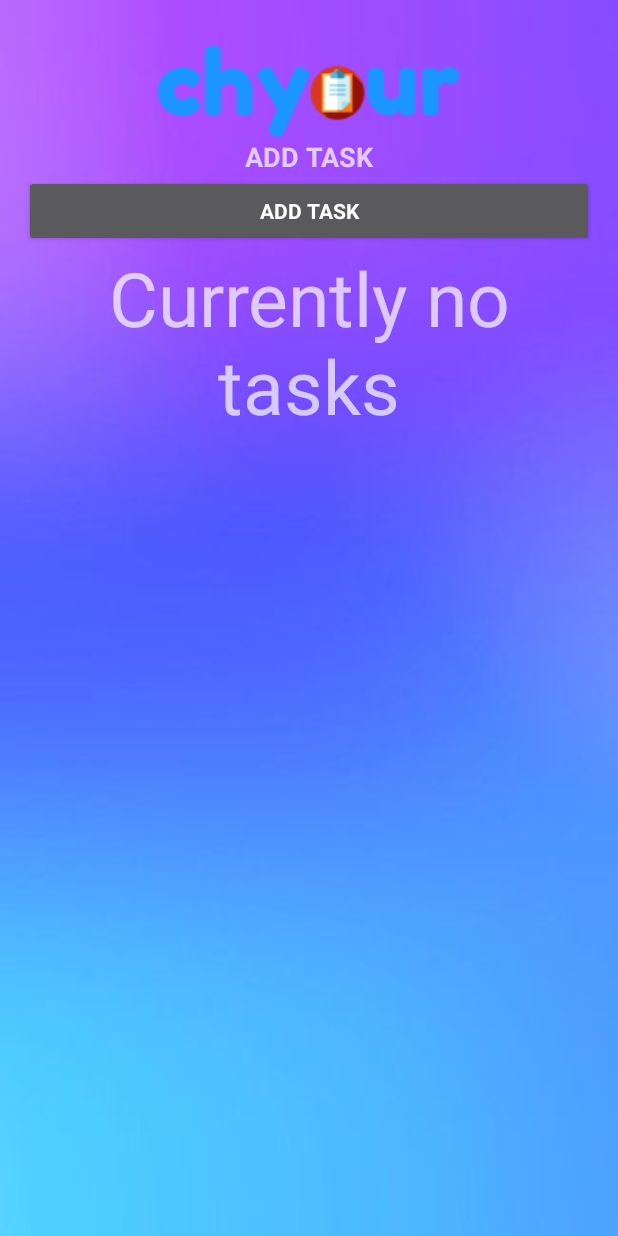
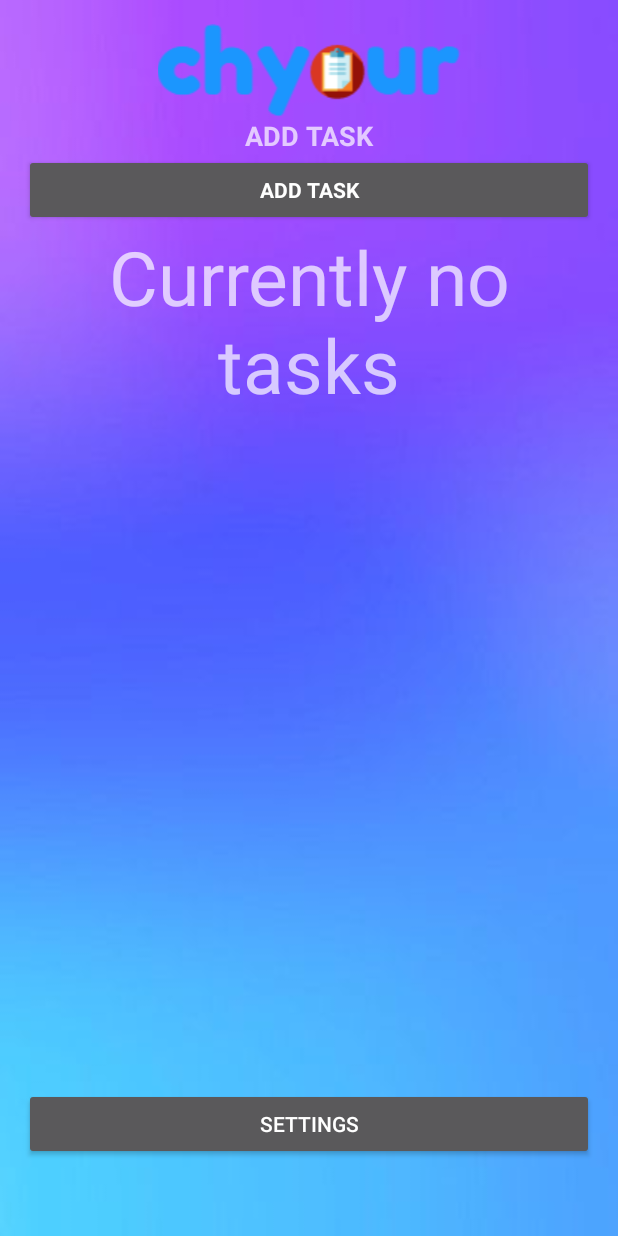
Before and after one commit to AakankshaRaika/chYOUR, an Android app: the tasks screen opened directly, with no data from a screen before it, on a phone screen of 412 x 824 dp. Run offline under Robolectric (Android 15) with nearby library versions, the phone set to English and light mode, and no system bars.

Commit message:
Settings pages, cleaned up GUI.

```diff
--- /dev/null
+++ b/chYOUR/app/src/debug/AndroidManifest.xml
@@ -0,0 +1,6 @@
+<manifest xmlns:android="http://schemas.android.com/apk/res/android">
+
+    <application>
+        <activity android:name="chyourgui.settings"></activity>
+    </application>
+</manifest>
--- /dev/null
+++ b/chYOUR/app/src/debug/res/values-w820dp/dimens.xml
@@ -0,0 +1,6 @@
+<resources>
+    <!-- Example customization of dimensions originally defined in res/values/dimens.xml
+         (such as screen margins) for screens with more than 820dp of available width. This
+         would include 7" and 10" devices in landscape (~960dp and ~1280dp respectively). -->
+    <dimen name="activity_horizontal_margin">64dp</dimen>
+</resources>
--- /dev/null
+++ b/chYOUR/app/src/debug/res/values/dimens.xml
@@ -0,0 +1,5 @@
+<resources>
+    <!-- Default screen margins, per the Android Design guidelines. -->
+    <dimen name="activity_horizontal_margin">16dp</dimen>
+    <dimen name="activity_vertical_margin">16dp</dimen>
+</resources>
--- /dev/null
+++ b/chYOUR/app/src/debug/res/values/strings.xml
@@ -0,0 +1 @@
+<resources></resources>
--- a/chYOUR/app/src/main/java/chyourgui/tasks.java
+++ b/chYOUR/app/src/main/java/chyourgui/tasks.java
@@ -11,6 +11,7 @@ import android.widget.TextView;
 
 import com.chyour.R;
 import com.chyour.addTasks;
+import com.chyour.settings;
 
 import java.util.HashMap;
 import java.util.List;
@@ -21,6 +22,7 @@ public class tasks extends AppCompatActivity implements View.OnClickListener {
     public static Map<Integer, List<String>> taskMap = new HashMap<>();
     public static int currentId;
     Button bAddTask;
+    Button bSettings;
 
     @Override
     protected void onCreate(Bundle savedInstanceState) {
@@ -28,13 +30,14 @@ public class tasks extends AppCompatActivity implements View.OnClickListener {
         setContentView(R.layout.activity_tasks);
 
         LinearLayout layout = (LinearLayout) findViewById(R.id.layout);
+        LinearLayout layout2 = (LinearLayout) findViewById(R.id.layout2);
 
         if (taskMap.size() < 1) {
             TextView tv = new TextView(this);
             tv.setTextSize(50);
             tv.setGravity(Gravity.CENTER);
             tv.setText("Currently no tasks");
-            layout.addView(tv);
+            layout2.addView(tv);
         }
 
         for (Integer key : taskMap.keySet()) {
@@ -53,11 +56,12 @@ public class tasks extends AppCompatActivity implements View.OnClickListener {
                     + taskMap.get(key).get(8);
 
             bt.setText(temp);
-            layout.addView(bt);
+            layout2.addView(bt);
             bt.setId(key);
             bt.setOnClickListener(this);
         }
-
+        bSettings = (Button) findViewById(R.id.bSettings);
+        bSettings.setOnClickListener(this);
         bAddTask = (Button) findViewById(R.id.bAddTask);
         bAddTask.setOnClickListener(this);
 
@@ -71,6 +75,13 @@ public class tasks extends AppCompatActivity implements View.OnClickListener {
                 startActivity(new Intent(this, addTasks.class));
                 break;
 
+
+            case R.id.bSettings:
+                startActivity(new Intent(this, settings.class));
+                break;
+
+
+
             default:
                 if (taskMap.containsKey(v.getId())) {
                     currentId = v.getId();
--- a/chYOUR/app/src/main/res/layout/activity_tasks.xml
+++ b/chYOUR/app/src/main/res/layout/activity_tasks.xml
@@ -1,4 +1,5 @@
 <?xml version="1.0" encoding="utf-8"?>
+
 <RelativeLayout xmlns:android="http://schemas.android.com/apk/res/android"
     xmlns:app="http://schemas.android.com/apk/res-auto"
     xmlns:tools="http://schemas.android.com/tools" android:id="@+id/activity_tasks"
@@ -10,9 +11,12 @@
     tools:context="chyourgui.tasks">
 
     <LinearLayout android:id="@+id/layout" android:layout_width="match_parent"
-        android:layout_height="match_parent" android:layout_alignParentLeft="true"
-        android:layout_alignParentStart="true" android:layout_alignParentTop="true"
-        android:layout_marginTop="14dp" android:orientation="vertical">
+        android:layout_height="match_parent"
+        android:orientation="vertical"
+        android:weightSum="1"
+        android:layout_alignParentTop="true"
+        android:layout_alignParentLeft="true"
+        android:layout_alignParentStart="true">
 
         <ImageView android:id="@+id/imageView2" android:layout_width="match_parent"
             android:layout_height="wrap_content" app:srcCompat="@drawable/logo" />
@@ -26,5 +30,35 @@
             android:layout_height="wrap_content" android:fontFamily="sans-serif"
             android:text="ADD TASK" android:textStyle="normal|bold" />
 
+        <ScrollView
+            android:layout_width="match_parent"
+            android:layout_height="145dp"
+            android:layout_weight="0.92"
+            android:id="@+id/scrollView">
+
+            <LinearLayout
+                android:orientation="vertical"
+                android:layout_width="match_parent"
+                android:layout_height="wrap_content"
+                android:id="@+id/layout2"></LinearLayout>
+        </ScrollView>
+
+        <TextView
+            android:layout_width="match_parent"
+            android:layout_height="wrap_content"
+            android:id="@+id/textView31" />
+
+        <TextView
+            android:layout_width="match_parent"
+            android:layout_height="wrap_content"
+            android:id="@+id/textView32" />
+
+        <Button
+            android:text="Settings"
+            android:layout_width="match_parent"
+            android:layout_height="wrap_content"
+            android:id="@+id/bSettings" />
+
+
     </LinearLayout>
 </RelativeLayout>
```
Also changed, not shown: chYOUR/app/src/main/AndroidManifest.xml (+13 -9 lines), chYOUR/app/src/main/java/chyourgui/TaskManagement.java (+10 -1 lines), chYOUR/app/src/main/java/com/chyour/addTasks.java (+10 -0 lines), chYOUR/app/src/main/java/com/chyour/settings.java (added, +61 -0 lines), chYOUR/app/src/main/res/layout/activity_add_tasks.xml (+12 -0 lines), chYOUR/app/src/main/res/layout/activity_settings.xml (added, +138 -0 lines), chYOUR/app/src/main/res/layout/activity_task_management.xml (+40 -3 lines), 1 other file.
